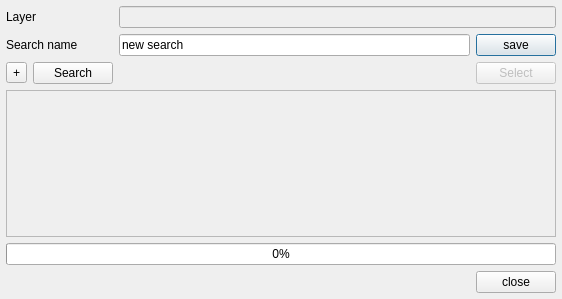
The window that ui_editsearch.ui (3nids/qsearch) describes before a commit, drawn with Qt 5.
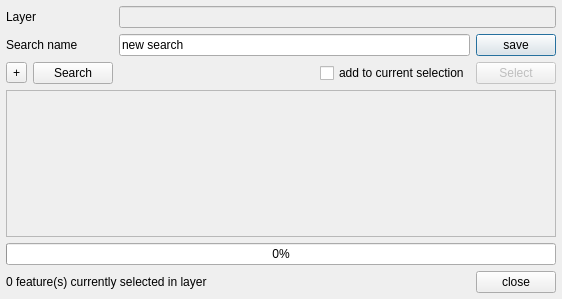
The same window after the commit.

```diff
--- a/ui_editsearch.ui
+++ b/ui_editsearch.ui
@@ -27,28 +27,28 @@
      </property>
     </widget>
    </item>
-   <item row="1" column="2">
+   <item row="1" column="2" colspan="2">
     <widget class="QLineEdit" name="searchName">
      <property name="text">
       <string>new search</string>
      </property>
     </widget>
    </item>
-   <item row="5" column="0" colspan="4">
+   <item row="5" column="0" colspan="5">
     <widget class="QProgressBar" name="progressBar">
      <property name="value">
       <number>0</number>
      </property>
     </widget>
    </item>
-   <item row="1" column="3">
+   <item row="1" column="4">
     <widget class="QPushButton" name="saveButton">
      <property name="text">
       <string>save</string>
      </property>
     </widget>
    </item>
-   <item row="6" column="3">
+   <item row="6" column="4">
     <widget class="QPushButton" name="closeButton">
      <property name="text">
       <string>close</string>
@@ -62,14 +62,14 @@
      </property>
     </widget>
    </item>
-   <item row="0" column="2" colspan="2">
+   <item row="0" column="2" colspan="3">
     <widget class="QLineEdit" name="layerName">
      <property name="enabled">
       <bool>false</bool>
      </property>
     </widget>
    </item>
-   <item row="3" column="0" colspan="4">
+   <item row="3" column="0" colspan="5">
     <widget class="QScrollArea" name="itemsScroll">
      <property name="widgetResizable">
       <bool>true</bool>
@@ -118,7 +118,7 @@
      </property>
     </widget>
    </item>
-   <item row="2" column="3">
+   <item row="2" column="4">
     <widget class="QPushButton" name="selectButton">
      <property name="enabled">
       <bool>false</bool>
@@ -128,6 +128,42 @@
      </property>
     </widget>
    </item>
+   <item row="2" column="3">
+    <widget class="QCheckBox" name="checkBox">
+     <property name="layoutDirection">
+      <enum>Qt::LeftToRight</enum>
+     </property>
+     <property name="text">
+      <string>add to current selection</string>
+     </property>
+     <property name="iconSize">
+      <size>
+       <width>16</width>
+       <height>16</height>
+      </size>
+     </property>
+    </widget>
+   </item>
+   <item row="2" column="2">
+    <spacer name="horizontalSpacer">
+     <property name="orientation">
+      <enum>Qt::Horizontal</enum>
+     </property>
+     <property name="sizeHint" stdset="0">
+      <size>
+       <width>40</width>
+       <height>20</height>
+      </size>
+     </property>
+    </spacer>
+   </item>
+   <item row="6" column="0" colspan="4">
+    <widget class="QLabel" name="label_3">
+     <property name="text">
+      <string>0 feature(s) currently selected in layer</string>
+     </property>
+    </widget>
+   </item>
   </layout>
  </widget>
  <resources/>
```
